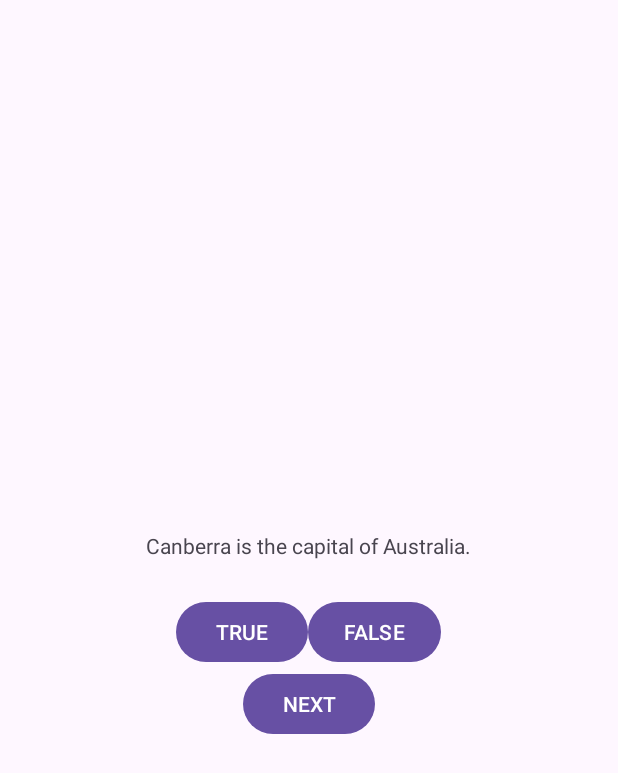
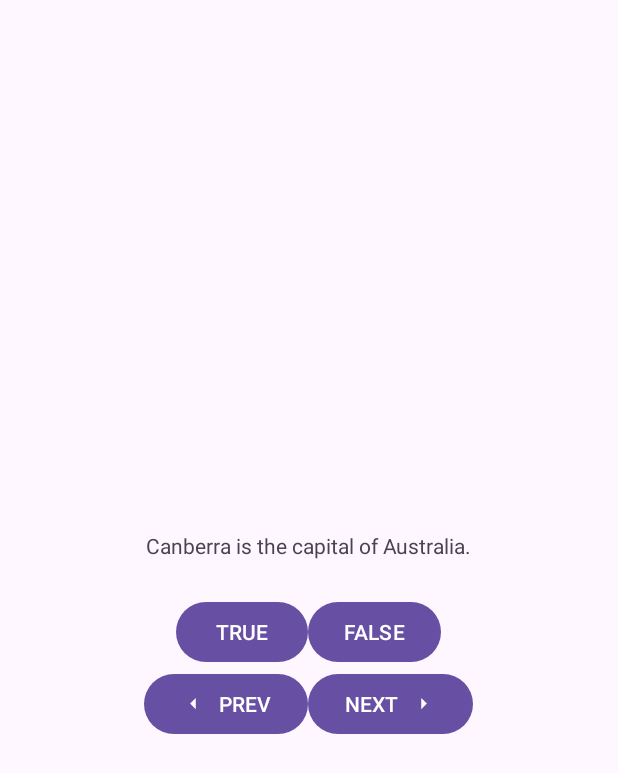
Before and after one commit to XinyuZ0416/AndroidDevProjects, an Android app: the layout activity_main.xml on its own in the app's theme, with its tools: preview values and no code run, on a phone screen of 412 x 824 dp. Shown: the top 773 px of the screen. Run offline under Robolectric (Android 15) with nearby library versions, the phone set to English and light mode, and no system bars.

Commit message:
added prev btn, enabled next on clicking question, added arrow on button

```diff
--- a/GeoQuiz/app/src/main/java/xinyuz0416/android/geoquiz/MainActivity.kt
+++ b/GeoQuiz/app/src/main/java/xinyuz0416/android/geoquiz/MainActivity.kt
@@ -40,6 +40,19 @@ class MainActivity : AppCompatActivity() {
             currentIndex = (currentIndex + 1) % questionBank.size
             updateQuestion()
         }
+        binding.prevButton.setOnClickListener {
+            if(currentIndex == 0){
+                currentIndex = questionBank.size -1
+            }else{
+                currentIndex = (currentIndex - 1) % questionBank.size
+            }
+            updateQuestion()
+        }
+
+        binding.questionTextView.setOnClickListener {
+            currentIndex = (currentIndex + 1) % questionBank.size
+            updateQuestion()
+        }
 
     }
 
--- /dev/null
+++ b/GeoQuiz/app/src/main/res/drawable/arrow_left.xml
@@ -0,0 +1,5 @@
+<vector android:autoMirrored="true" android:height="24dp"
+    android:tint="#000000" android:viewportHeight="24"
+    android:viewportWidth="24" android:width="24dp" xmlns:android="http://schemas.android.com/apk/res/android">
+    <path android:fillColor="@android:color/white" android:pathData="M14,7l-5,5 5,5V7z"/>
+</vector>
--- /dev/null
+++ b/GeoQuiz/app/src/main/res/drawable/arrow_right.xml
@@ -0,0 +1,5 @@
+<vector android:autoMirrored="true" android:height="24dp"
+    android:tint="#000000" android:viewportHeight="24"
+    android:viewportWidth="24" android:width="24dp" xmlns:android="http://schemas.android.com/apk/res/android">
+    <path android:fillColor="@android:color/white" android:pathData="M10,17l5,-5 -5,-5v10z"/>
+</vector>
--- a/GeoQuiz/app/src/main/res/layout/activity_main.xml
+++ b/GeoQuiz/app/src/main/res/layout/activity_main.xml
@@ -17,9 +17,6 @@
         tools:text="@string/question_australia"/>
 
     <LinearLayout
-        xmlns:android="http://schemas.android.com/apk/res/android"
-        xmlns:app="http://schemas.android.com/apk/res-auto"
-        xmlns:tools="http://schemas.android.com/tools"
         android:layout_width="wrap_content"
         android:layout_height="wrap_content">
 
@@ -37,10 +34,26 @@
 
     </LinearLayout>
 
-    <Button
-        android:id="@+id/next_button"
+    <LinearLayout
         android:layout_width="wrap_content"
-        android:layout_height="wrap_content"
-        android:text="@string/next_button"/>
+        android:layout_height="wrap_content">
+
+        <Button
+            android:id="@+id/prev_button"
+            android:layout_width="wrap_content"
+            android:layout_height="wrap_content"
+            android:text="@string/prev_button"
+            app:icon="@drawable/arrow_left"/>
+
+        <Button
+            android:id="@+id/next_button"
+            android:layout_width="wrap_content"
+            android:layout_height="wrap_content"
+            android:text="@string/next_button"
+            app:icon="@drawable/arrow_right"
+            app:iconGravity="end" />
+
+    </LinearLayout>
+
 
 </LinearLayout>
--- a/GeoQuiz/app/src/main/res/values/strings.xml
+++ b/GeoQuiz/app/src/main/res/values/strings.xml
@@ -3,6 +3,7 @@
 
     <string name="true_button">TRUE</string>
     <string name="false_button">FALSE</string>
+    <string name="prev_button">PREV</string>
     <string name="next_button">NEXT</string>
     <string name="correct_toast">Correct!</string>
     <string name="incorrect_toast">Incorrect!</string>
```
